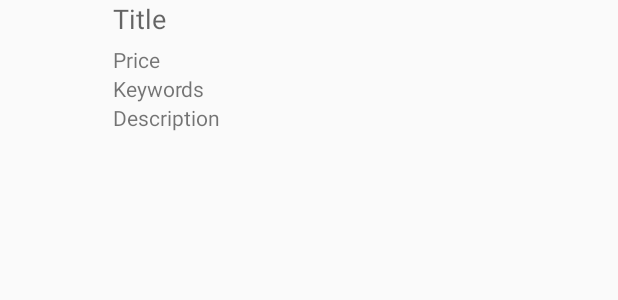
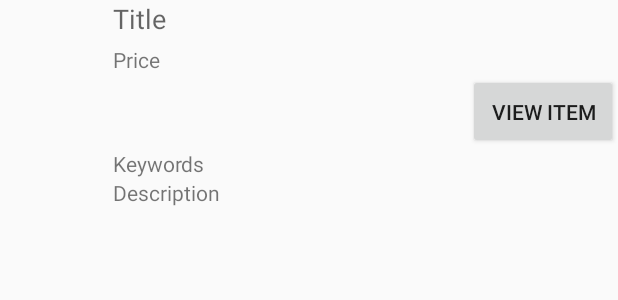
Before and after one commit to afmcdonald/Trial_App, an Android app: the layout listview_item.xml on its own in the app's theme, with its tools: preview values and no code run, on a phone screen of 412 x 824 dp. Shown: the top 300 px of the screen. Run offline under Robolectric (Android 15) with nearby library versions, the phone set to English and light mode, and no system bars.

Commit message:
Test2
Added New Activity (Buyer Item Checkout)

```diff
--- a/app/src/main/AndroidManifest.xml
+++ b/app/src/main/AndroidManifest.xml
@@ -17,6 +17,10 @@
                 <category android:name="android.intent.category.LAUNCHER" />
             </intent-filter>
         </activity>
+        <activity
+            android:name=".DisplayItem"
+            android:label="@string/title_activity_display_item" >
+        </activity>
     </application>
 
 </manifest>
--- a/app/src/main/res/layout/activity_main.xml
+++ b/app/src/main/res/layout/activity_main.xml
@@ -28,6 +28,7 @@
                 android:id="@android:id/tabcontent"
                 android:layout_width="fill_parent"
                 android:layout_height="fill_parent">
+
                 <ScrollView xmlns:android="http://schemas.android.com/apk/res/android"
                     android:id="@+id/ScrollView01"
                     android:layout_width="fill_parent"
--- a/app/src/main/res/layout/listview_item.xml
+++ b/app/src/main/res/layout/listview_item.xml
@@ -13,6 +13,7 @@
         android:layout_width="fill_parent"
         android:layout_height="wrap_content">
 
+
         <TextView
             android:layout_width="wrap_content"
             android:layout_height="wrap_content"
@@ -26,6 +27,15 @@
             android:text="Price"
             android:id="@+id/buyPrice"
             android:layout_marginTop="5dp" />
+
+        <Button
+            style="?android:attr/buttonStyleSmall"
+            android:layout_width="100dp"
+            android:layout_height="50dp"
+            android:text="View Item"
+            android:id="@+id/viewItem"
+            android:layout_gravity="right"
+            android:onClick="openItem" />
 
         <TextView
             android:layout_width="wrap_content"
--- a/app/src/main/res/values/strings.xml
+++ b/app/src/main/res/values/strings.xml
@@ -4,5 +4,6 @@
     <string name="app_name">ContactManager</string>
     <string name="hello_world">Hello world!</string>
     <string name="action_settings">Settings</string>
+    <string name="title_activity_display_item">DisplayItem</string>
 
 </resources>
```
Also changed, not shown: app/src/main/java/com/example/aidan/contactmanager/DisplayItem.java (added, +39 -0 lines), app/src/main/java/com/example/aidan/contactmanager/MainActivity.java (+8 -3 lines), app/src/main/res/layout/activity_display_item.xml (added, +12 -0 lines), app/src/main/res/menu/menu_display_item.xml (added, +7 -0 lines).
